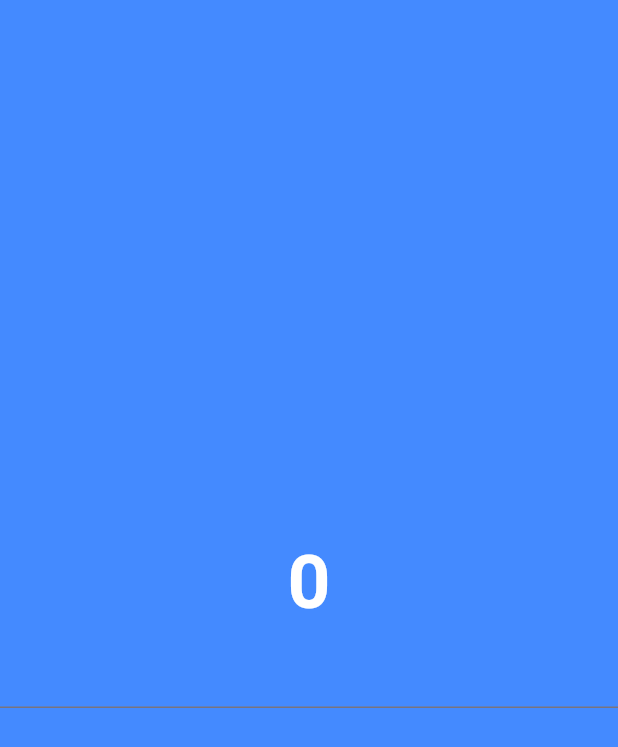
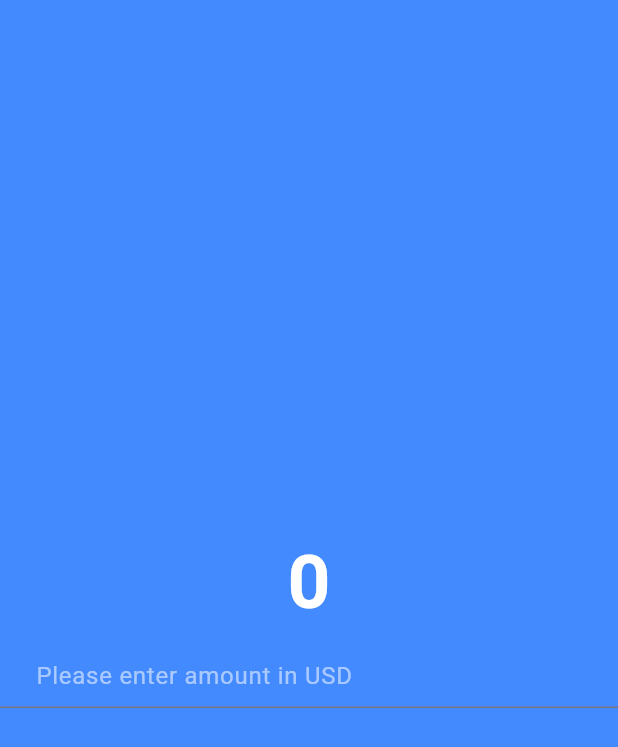
Before and after one commit to Shaun-Titus/currency_converter, a Flutter app: the screen it shows after launch, on a phone screen of 412 x 824 dp. Shown: the top 747 px of the screen. Run offline on Flutter 3.47's test engine with Material 3 defaults, Android fonts, the phone set to English and light mode, and no system bars.

Commit message:
added prefix icon

```diff
--- a/lib/currency_converter_material_page.dart
+++ b/lib/currency_converter_material_page.dart
@@ -9,7 +9,7 @@ class CurrencyConverterMaterialPage extends StatelessWidget {
           body: Center(
             child:Column(
               mainAxisAlignment: MainAxisAlignment.center,
-                            children: [
+                children: [
                 Text("0" ,
                 style: TextStyle(
                   fontSize: 50,
@@ -17,10 +17,18 @@ class CurrencyConverterMaterialPage extends StatelessWidget {
                   color: Colors.white,
                 ),
               ),
-              TextField()
-            ], // children
+              TextField(
+                decoration: InputDecoration(
+                  hintText: "Please enter amount in USD",
+                  hintStyle: TextStyle(
+                    color: Colors.white54
+                  ),
+                  prefix: Icon(Icons.monetization_on),
+                 ),
+               ),
+              ], // children
+            ),
           ),
-        ),
     );
   }
 
```
